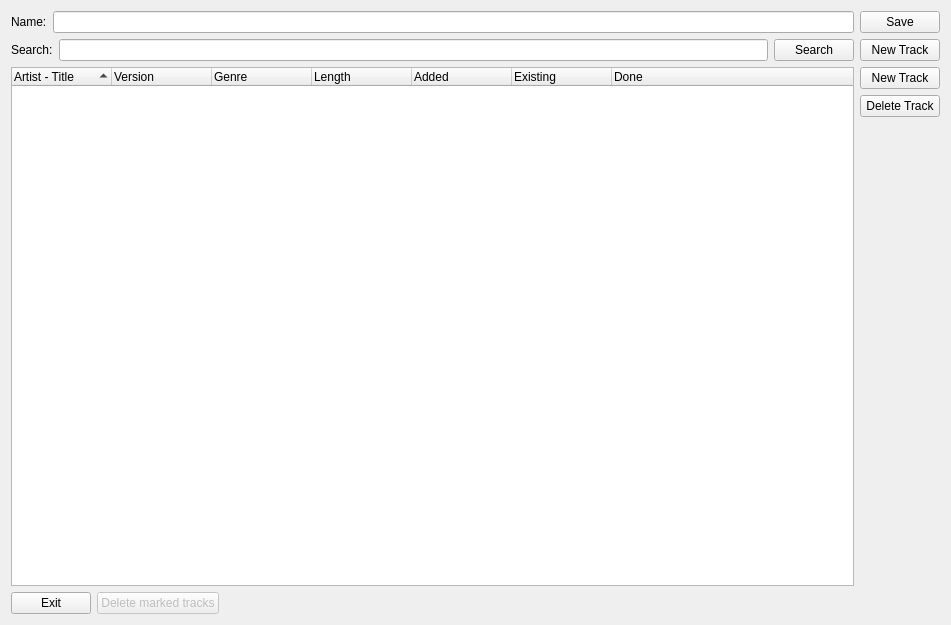
pfedick/winmusik, file forms/searchlistdialog.ui: the form before one commit.
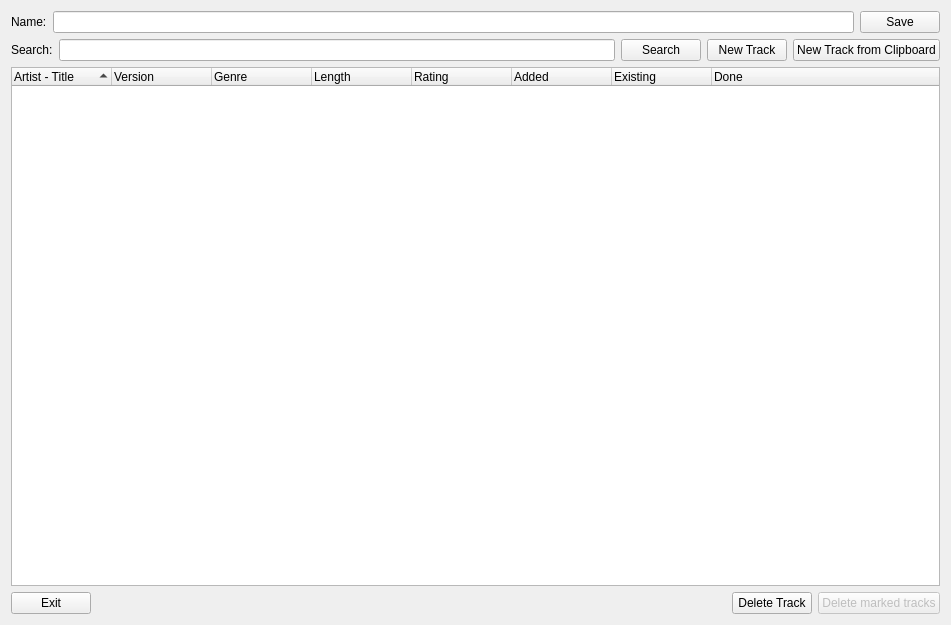
The form after the commit. Icons and pictures are not drawn.

Commit message: Titel in der Suchliste können bewertet werden (Rating)

```diff
--- a/forms/searchlistdialog.ui
+++ b/forms/searchlistdialog.ui
@@ -104,6 +104,26 @@
        </property>
       </widget>
      </item>
+     <item>
+      <widget class="QPushButton" name="newTrackFromClipboardButton">
+       <property name="text">
+        <string>New Track from Clipboard</string>
+       </property>
+       <property name="icon">
+        <iconset resource="../resources.qrc">
+         <normaloff>:/icons/resources/filenew.png</normaloff>:/icons/resources/filenew.png</iconset>
+       </property>
+       <property name="iconSize">
+        <size>
+         <width>16</width>
+         <height>16</height>
+        </size>
+       </property>
+       <property name="flat">
+        <bool>false</bool>
+       </property>
+      </widget>
+     </item>
     </layout>
    </item>
    <item>
@@ -156,6 +176,11 @@
            <string>Length</string>
           </property>
          </column>
+         <column>
+          <property name="text">
+           <string>Rating</string>
+          </property>
+         </column>
          <column>
           <property name="text">
            <string>Added</string>
@@ -193,27 +218,7 @@
           </widget>
          </item>
          <item>
-          <widget class="QPushButton" name="deleteMarkedTracksButton">
-           <property name="enabled">
-            <bool>false</bool>
-           </property>
-           <property name="text">
-            <string>Delete marked tracks</string>
-           </property>
-           <property name="icon">
-            <iconset resource="../resources.qrc">
-             <normaloff>:/icons/resources/trash-16.png</normaloff>:/icons/resources/trash-16.png</iconset>
-           </property>
-           <property name="iconSize">
-            <size>
-             <width>16</width>
-             <height>16</height>
-            </size>
-           </property>
-          </widget>
-         </item>
-         <item>
-          <spacer name="horizontalSpacer">
+          <spacer name="horizontalSpacer_2">
            <property name="orientation">
             <enum>Qt::Horizontal</enum>
            </property>
@@ -225,32 +230,6 @@
            </property>
           </spacer>
          </item>
-        </layout>
-       </item>
-      </layout>
-     </item>
-     <item>
-      <layout class="QVBoxLayout" name="verticalLayout">
-       <item>
-        <widget class="QPushButton" name="newTrackButton">
-         <property name="text">
-          <string>New Track</string>
-         </property>
-         <property name="icon">
-          <iconset resource="../resources.qrc">
-           <normaloff>:/icons/resources/filenew.png</normaloff>:/icons/resources/filenew.png</iconset>
-         </property>
-         <property name="iconSize">
-          <size>
-           <width>16</width>
-           <height>16</height>
-          </size>
-         </property>
-         <property name="flat">
-          <bool>false</bool>
-         </property>
-        </widget>
-       </item>
        <item>
         <widget class="QPushButton" name="deleteTrackButton">
          <property name="text">
@@ -272,17 +251,26 @@
         </widget>
        </item>
        <item>
-        <spacer name="verticalSpacer">
-         <property name="orientation">
-          <enum>Qt::Vertical</enum>
-         </property>
-         <property name="sizeHint" stdset="0">
+          <widget class="QPushButton" name="deleteMarkedTracksButton">
+           <property name="enabled">
+            <bool>false</bool>
+           </property>
+           <property name="text">
+            <string>Delete marked tracks</string>
+           </property>
+           <property name="icon">
+            <iconset resource="../resources.qrc">
+             <normaloff>:/icons/resources/trash-16.png</normaloff>:/icons/resources/trash-16.png</iconset>
+           </property>
+           <property name="iconSize">
           <size>
-           <width>20</width>
-           <height>40</height>
-          </size>
-         </property>
-        </spacer>
+             <width>16</width>
+             <height>16</height>
+            </size>
+           </property>
+          </widget>
+         </item>
+        </layout>
        </item>
       </layout>
      </item>
```
Left out of the diff: 2 changed lines with no effect on the pictures. Lines whose indentation alone changed are shown as unchanged. The commit also changes 7 other files.
